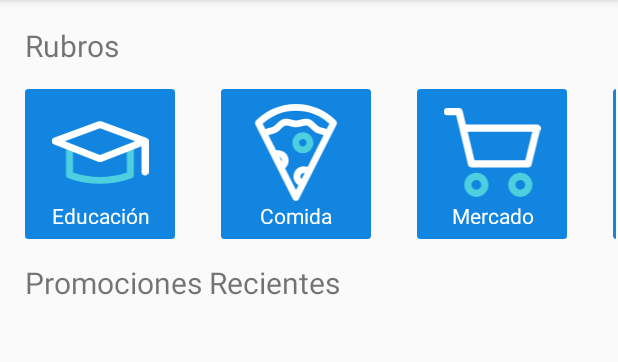
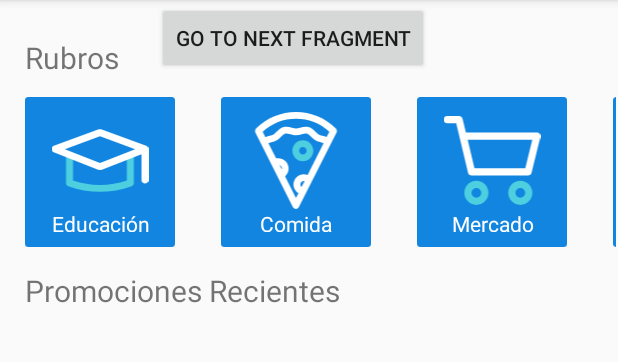
Before and after one commit to Gerson-25/promoModule, an Android app: the screen it shows after launch (HomeActivity), on a phone screen of 412 x 824 dp, the part 84-446 px from its top. Run offline under Robolectric (Android 15) with nearby library versions, the phone set to English and light mode, and no system bars; our stand-ins replace data binding; pictures from the network do not load; Roboto replaces fonts that are not available here.

```diff
--- a/app/build.gradle
+++ b/app/build.gradle
@@ -3,6 +3,8 @@ apply plugin: 'com.android.application'
 apply plugin: 'kotlin-android'
 
 apply plugin: 'kotlin-android-extensions'
+
+apply plugin: "androidx.navigation.safeargs.kotlin"
 
 android {
     compileSdkVersion 29
--- a/app/src/main/java/com/example/promomodule/CategoriesFragment.kt
+++ b/app/src/main/java/com/example/promomodule/CategoriesFragment.kt
@@ -7,10 +7,12 @@ import androidx.fragment.app.Fragment
 import android.view.LayoutInflater
 import android.view.View
 import android.view.ViewGroup
+import androidx.navigation.fragment.navArgs
+import kotlinx.android.synthetic.main.fragment_categories.view.*
 
 // TODO: Rename parameter arguments, choose names that match
 // the fragment initialization parameters, e.g. ARG_ITEM_NUMBER
-private const val ARG_PARAM1 = "param1"
+private const val ARG_PARAM1 = "category"
 private const val ARG_PARAM2 = "param2"
 
 /**
@@ -31,7 +33,6 @@ class CategoriesFragment : Fragment() {
         super.onCreate(savedInstanceState)
         arguments?.let {
             param1 = it.getString(ARG_PARAM1)
-            param2 = it.getString(ARG_PARAM2)
         }
     }
 
@@ -41,6 +42,10 @@ class CategoriesFragment : Fragment() {
     ): View? {
         // Inflate the layout for this fragment
         return inflater.inflate(R.layout.fragment_categories, container, false)
+    }
+
+    override fun onViewCreated(view: View, savedInstanceState: Bundle?) {
+        view.text_name_category.text = param1
     }
 
     // TODO: Rename method, update argument and hook method into UI event
--- a/app/src/main/java/com/example/promomodule/HomeActivity.kt
+++ b/app/src/main/java/com/example/promomodule/HomeActivity.kt
@@ -3,14 +3,33 @@ package com.example.promomodule
 import android.net.Uri
 import androidx.appcompat.app.AppCompatActivity
 import android.os.Bundle
+import androidx.databinding.DataBindingUtil
+import androidx.navigation.NavController
+import androidx.navigation.findNavController
+import com.example.promomodule.databinding.ActivityHomeBinding
+import com.example.promomodule.databinding.FragmentPromoHomeBinding
 
-class HomeActivity : AppCompatActivity(), PromoHomeFragment.OnFragmentInteractionListener {
+class HomeActivity : AppCompatActivity(), PromoHomeFragment.OnFragmentInteractionListener,
+CategoriesFragment.OnFragmentInteractionListener{
+    override fun onFragmentInteraction(uri: Uri) {
+    }
+
+    var binding:ActivityHomeBinding? = null
+    var navController:NavController? = null
 
     override fun onCreate(savedInstanceState: Bundle?) {
         super.onCreate(savedInstanceState)
-        setContentView(R.layout.activity_home)
+        binding = DataBindingUtil.setContentView(this, R.layout.activity_home)
+
+        navController = findNavController(R.id.fragment)
+
     }
-    override fun onFragmentInteraction(uri: Uri) {
+    override fun onFragmentInteraction(category:String) {
+        var textSended = "pizza"
+        var action = PromoHomeFragmentDirections.actionPromoHomeFragmentToCategoriesFragment(textSended)
+
+        navController!!.navigate(action)
+
 
     }
 }
--- a/app/src/main/res/layout/fragment_categories.xml
+++ b/app/src/main/res/layout/fragment_categories.xml
@@ -7,6 +7,7 @@
 
     <!-- TODO: Update blank fragment layout -->
     <TextView
+        android:id="@+id/text_name_category"
         android:layout_width="match_parent"
         android:layout_height="match_parent"
         android:text="@string/hello_blank_fragment" />
--- a/app/src/main/res/layout/fragment_promo_home.xml
+++ b/app/src/main/res/layout/fragment_promo_home.xml
@@ -19,6 +19,10 @@
             android:layout_height="match_parent"
             android:orientation="vertical">
 
+            <LinearLayout
+                android:orientation="horizontal"
+                android:layout_width="match_parent"
+                android:layout_height="wrap_content">
                 <TextView
                     android:textSize="20dp"
                     android:layout_width="wrap_content"
@@ -27,6 +31,14 @@
                     android:layout_marginLeft="15dp"
                     android:fontFamily="@font/doppio_one"
                     android:text="Rubros" />
+
+                <Button
+                    android:layout_marginLeft="25dp"
+                    android:text="go to next fragment"
+                    android:id="@+id/sendButton"
+                    android:layout_width="wrap_content"
+                    android:layout_height="wrap_content"/>
+            </LinearLayout>
 
             <androidx.recyclerview.widget.RecyclerView
                 android:clickable="true"
--- a/app/src/main/res/navigation/nav_graph.xml
+++ b/app/src/main/res/navigation/nav_graph.xml
@@ -17,5 +17,11 @@
         android:id="@+id/categoriesFragment"
         android:name="com.example.promomodule.CategoriesFragment"
         android:label="fragment_categories"
-        tools:layout="@layout/fragment_categories" />
+        tools:layout="@layout/fragment_categories" >
+        <argument
+            android:name="category"
+            app:argType="string"
+            app:nullable="true"
+            android:defaultValue="NO CATEGORY SELETED YET" />
+    </fragment>
 </navigation>
--- a/build.gradle
+++ b/build.gradle
@@ -8,6 +8,10 @@ buildscript {
 
     }
     dependencies {
+
+        def nav_version = "2.1.0"
+        classpath "androidx.navigation:navigation-safe-args-gradle-plugin:$nav_version"
+
         classpath 'com.android.tools.build:gradle:3.5.0'
         classpath "org.jetbrains.kotlin:kotlin-gradle-plugin:$kotlin_version"
         // NOTE: Do not place your application dependencies here; they belong
```
Also changed, not shown: app/src/main/java/com/example/promomodule/PromoHomeFragment.kt (+6 -2 lines). Lines whose indentation alone changed are shown as unchanged.
